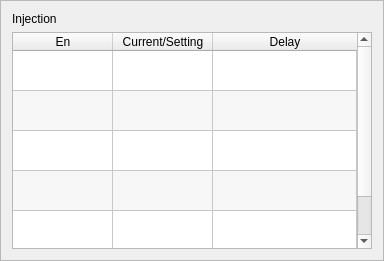
The window that hcinstruction/ichcinjectionpage.ui (GaussCheng/2-5AxisPunch) describes before a commit, drawn with Qt 5.
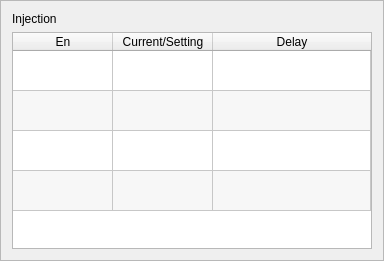
The same window after the commit. Icons and pictures are not drawn.

```diff
--- a/hcinstruction/ichcinjectionpage.ui
+++ b/hcinstruction/ichcinjectionpage.ui
@@ -125,17 +125,17 @@
      </attribute>
      <row>
       <property name="text">
-       <string>Close Mold Permit 1</string>
+       <string>Close Mold Permit</string>
       </property>
      </row>
      <row>
       <property name="text">
-       <string>Close Mold Permit 2</string>
+       <string>Ejection Permit</string>
       </property>
      </row>
      <row>
       <property name="text">
-       <string>Ejection Permit 1</string>
+       <string>Core1 Permit</string>
       </property>
      </row>
      <row>
@@ -143,11 +143,6 @@
        <string>Core2 Permit</string>
       </property>
      </row>
-     <row>
-      <property name="text">
-       <string>Ejection Permit 2</string>
-      </property>
-     </row>
      <column>
       <property name="text">
        <string>En</string>
@@ -183,9 +178,6 @@
       <property name="checkState">
        <enum>Unchecked</enum>
       </property>
-      <property name="flags">
-       <set>ItemIsSelectable|ItemIsUserCheckable|ItemIsEnabled</set>
-      </property>
      </item>
      <item row="1" column="1">
       <property name="text">
@@ -199,6 +191,9 @@
       <property name="checkState">
        <enum>Unchecked</enum>
       </property>
+      <property name="flags">
+       <set>ItemIsSelectable|ItemIsUserCheckable|ItemIsEnabled</set>
+      </property>
      </item>
      <item row="2" column="1">
       <property name="text">
@@ -218,14 +213,6 @@
        <string/>
       </property>
      </item>
-     <item row="4" column="0">
-      <property name="text">
-       <string/>
-      </property>
-      <property name="checkState">
-       <enum>Unchecked</enum>
-      </property>
-     </item>
     </widget>
    </item>
   </layout>
```
